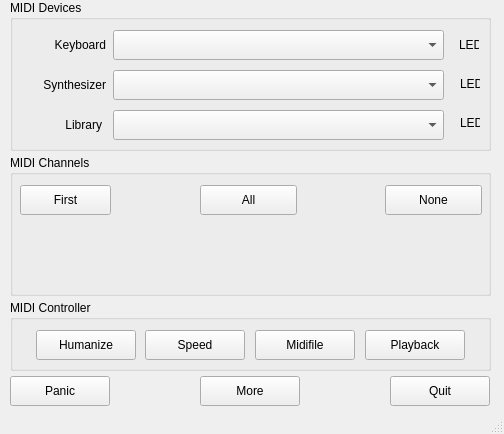
Old version of the form src/mainwindow.ui in the repository obook/I-like-Chopin.
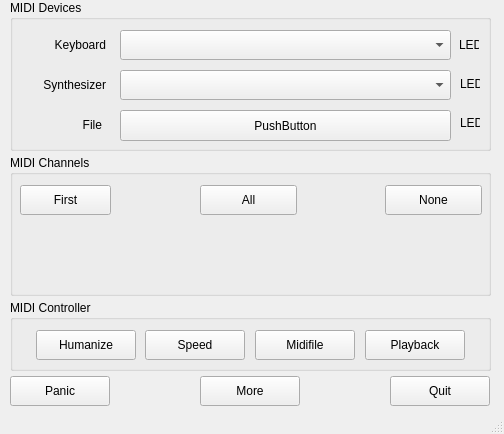
New version of the form.

The edit to the form file:
```diff
--- a/src/mainwindow.ui
+++ b/src/mainwindow.ui
@@ -52,7 +52,7 @@
       </rect>
      </property>
      <property name="text">
-      <string>Library</string>
+      <string>File</string>
      </property>
      <property name="alignment">
       <set>Qt::AlignRight|Qt::AlignTrailing|Qt::AlignVCenter</set>
@@ -61,7 +61,7 @@
     <widget class="QComboBox" name="InputDeviceCombo">
      <property name="geometry">
       <rect>
-       <x>103</x>
+       <x>110</x>
        <y>30</y>
        <width>331</width>
        <height>30</height>
@@ -71,7 +71,7 @@
     <widget class="QComboBox" name="OutputDeviceCombo">
      <property name="geometry">
       <rect>
-       <x>103</x>
+       <x>110</x>
        <y>70</y>
        <width>331</width>
        <height>30</height>
@@ -110,22 +110,6 @@
       <set>Qt::AlignRight|Qt::AlignTrailing|Qt::AlignVCenter</set>
      </property>
     </widget>
-    <widget class="QComboBox" name="FileCombo">
-     <property name="geometry">
-      <rect>
-       <x>103</x>
-       <y>110</y>
-       <width>331</width>
-       <height>30</height>
-      </rect>
-     </property>
-     <property name="acceptDrops">
-      <bool>false</bool>
-     </property>
-     <property name="editable">
-      <bool>false</bool>
-     </property>
-    </widget>
     <widget class="QLabel" name="labelStatusInput">
      <property name="geometry">
       <rect>
@@ -165,6 +149,19 @@
       <string>LED</string>
      </property>
     </widget>
+    <widget class="QPushButton" name="pushButton_Files">
+     <property name="geometry">
+      <rect>
+       <x>110</x>
+       <y>110</y>
+       <width>331</width>
+       <height>31</height>
+      </rect>
+     </property>
+     <property name="text">
+      <string>PushButton</string>
+     </property>
+    </widget>
    </widget>
    <widget class="QGroupBox" name="groupBox_2">
     <property name="geometry">
```
